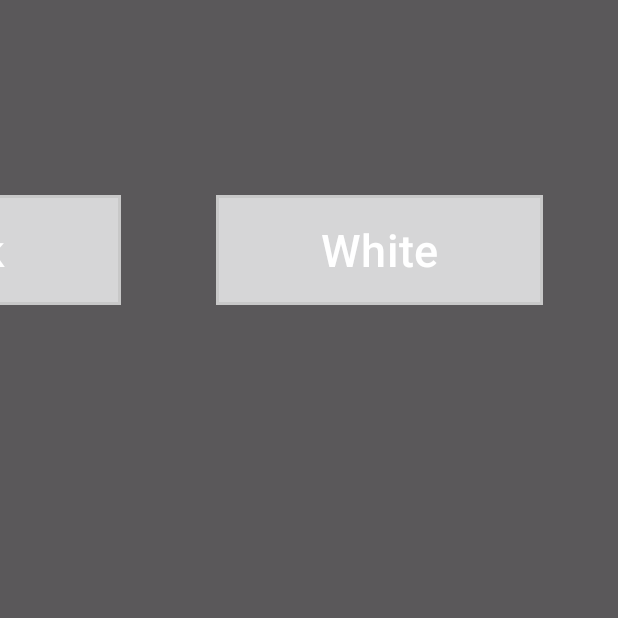
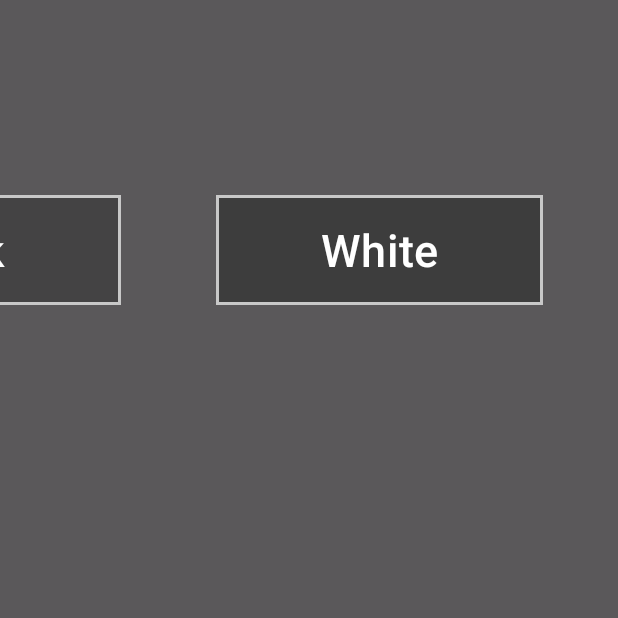
Before and after one commit to SickTiredEngineer/Robot_Teaching_Pendant_App, an Android app: the screen it shows after launch (MainActivity), on a phone screen of 412 x 824 dp, the top half of it. Run offline under Robolectric (Android 15) with nearby library versions, the phone set to English and light mode, and no system bars.

Commit message:
First Commit
1

```diff
--- a/app/src/main/res/values/colors.xml
+++ b/app/src/main/res/values/colors.xml
@@ -2,4 +2,11 @@
 <resources>
     <color name="black">#FF000000</color>
     <color name="white">#FFFFFFFF</color>
+    <color name="Gray">#3D3D3D</color>
+    <color name="MainDark">#50323232</color>
+
+
+
+
+
 </resources>
```
